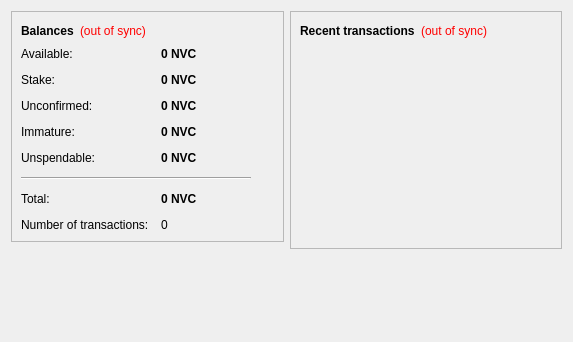
Old version of the form src/qt/forms/overviewpage.ui in the repository z3ustb/novacoin.
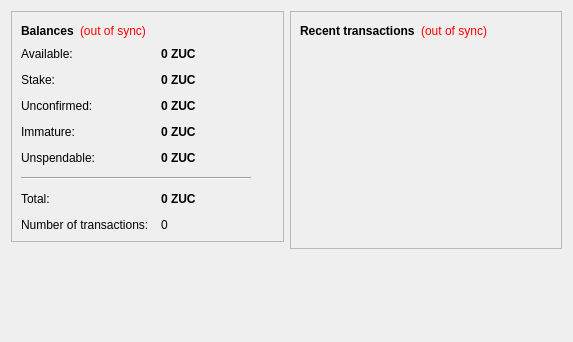
New version of the form.

Patch:
```diff
--- a/src/qt/forms/overviewpage.ui
+++ b/src/qt/forms/overviewpage.ui
@@ -107,7 +107,7 @@
              <string>Your current available balance</string>
             </property>
             <property name="text">
-             <string notr="true">0 NVC</string>
+             <string notr="true">0 ZUC</string>
             </property>
             <property name="alignment">
              <set>Qt::AlignLeading|Qt::AlignLeft|Qt::AlignVCenter</set>
@@ -142,7 +142,7 @@
              <string>Total of coins that was staked, and do not yet count toward the current balance</string>
             </property>
             <property name="text">
-             <string notr="true">0 NVC</string>
+             <string notr="true">0 ZUC</string>
             </property>
             <property name="alignment">
              <set>Qt::AlignLeading|Qt::AlignLeft|Qt::AlignVCenter</set>
@@ -177,7 +177,7 @@
              <string>Total of transactions that have yet to be confirmed, and do not yet count toward the current balance</string>
             </property>
             <property name="text">
-             <string notr="true">0 NVC</string>
+             <string notr="true">0 ZUC</string>
             </property>
             <property name="alignment">
              <set>Qt::AlignLeading|Qt::AlignLeft|Qt::AlignVCenter</set>
@@ -209,7 +209,7 @@
              <string>Mined balance that has not yet matured</string>
             </property>
             <property name="text">
-             <string notr="true">0 NVC</string>
+             <string notr="true">0 ZUC</string>
             </property>
             <property name="alignment">
              <set>Qt::AlignLeading|Qt::AlignLeft|Qt::AlignVCenter</set>
@@ -244,7 +244,7 @@
              <string>Your unspendable balance</string>
             </property>
             <property name="text">
-             <string notr="true">0 NVC</string>
+             <string notr="true">0 ZUC</string>
             </property>
             <property name="alignment">
              <set>Qt::AlignLeading|Qt::AlignLeft|Qt::AlignVCenter</set>
@@ -289,7 +289,7 @@
              <string>Your current total balance</string>
             </property>
             <property name="text">
-             <string notr="true">0 NVC</string>
+             <string notr="true">0 ZUC</string>
             </property>
             <property name="alignment">
              <set>Qt::AlignLeading|Qt::AlignLeft|Qt::AlignVCenter</set>
```
